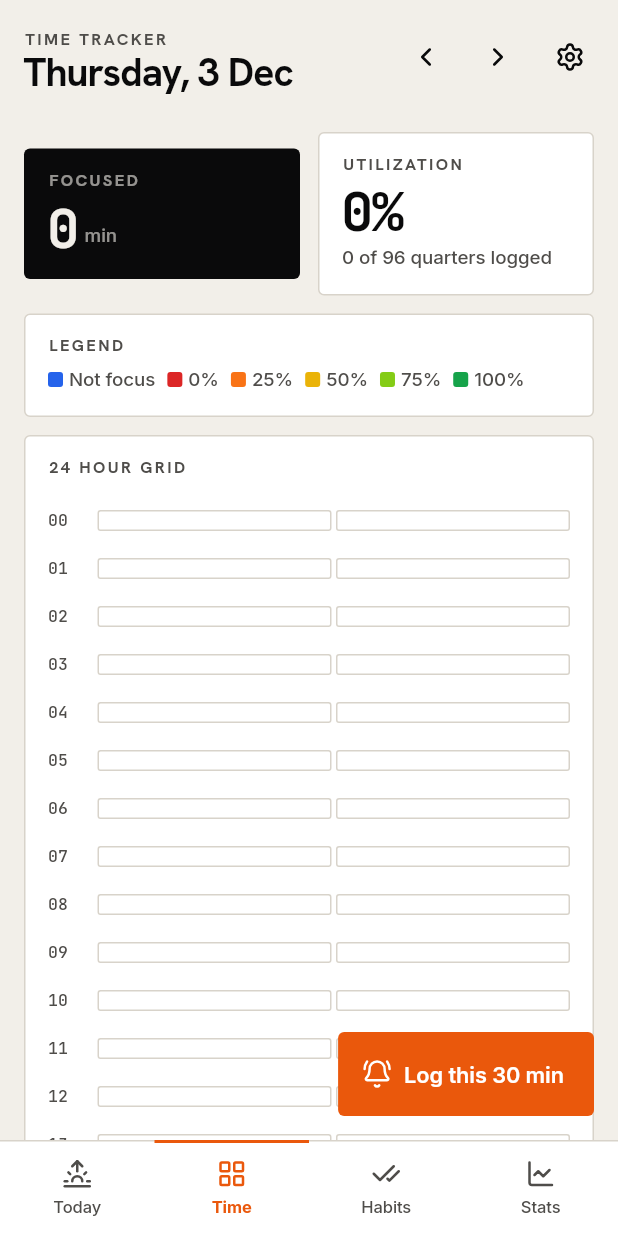
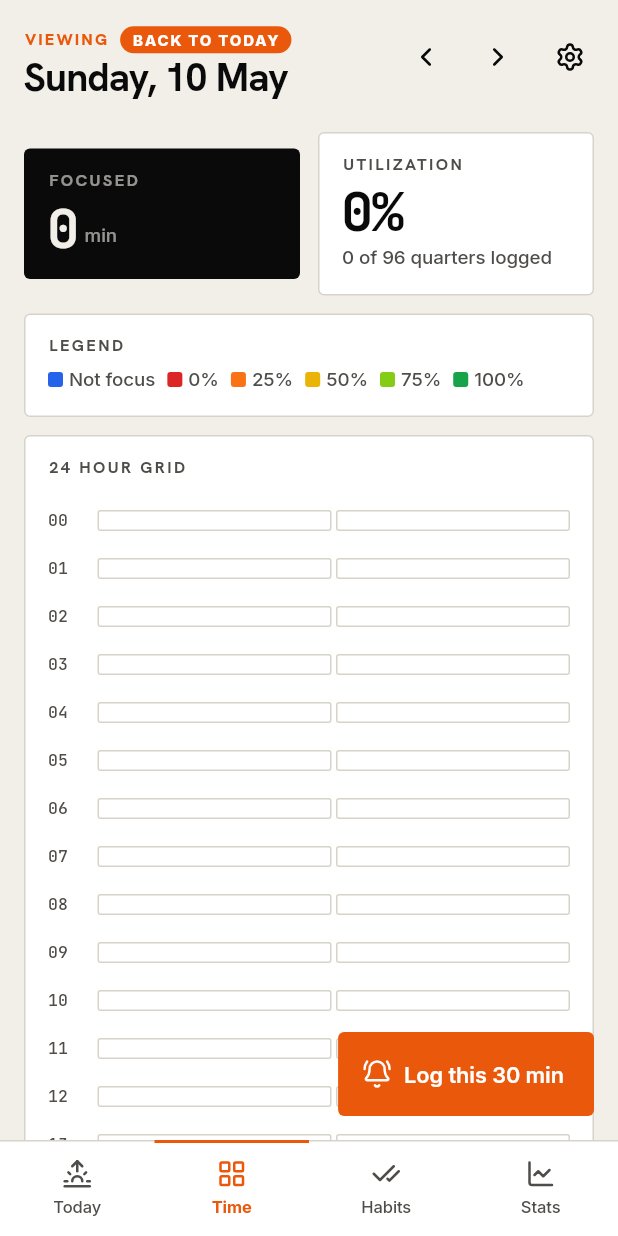
Before and after one commit to abrar-nazib/IronWill, a Flutter app: the TrackerScreen screen opened by its route, after a tap on an icon or button, on a phone screen of 412 x 824 dp. Run offline on Flutter 3.47's test engine with Material 3 defaults, Android fonts, the phone set to English and light mode, and no system bars; our stand-ins replace file_picker, flutter_local_notifications, go_router, google_fonts, lucide_icons_flutter, permission_handler and 5 more; missing offline and left inert: flutter_foreground_task; accounts and stored records are empty.

Commit message:
Sticky last-picked subject + persist tracker date across tab switches
Two log-flow fixes from device feedback:

1. The "Log this block" / "Log last 30 min" sheet now remembers the
   user's most recent subject pick within the app session and uses
   it as the default. Explicit "No subject" is a real value: if the
   user picked it last time, the next log defaults back to "No
   subject" (not to the previously-existing tag or to an inference
   fallback).
   - New AppServices.lastPickedLogSubject ValueNotifier carrying a
     LastPickedLog{subjectId, isSet}.
   - log_block_sheet.showLogBlockSheet now takes one defaultSubjectId
     argument; callers resolve precedence:
       1. lastPickedLogSubject (when isSet)
       2. existing tag on the block (only when it was logged before)
       3. single overlapping focus session
       4. null
   - Both tracker_screen._logQuarter and home_screen._logCurrentQuarter
     write back into the notifier after save.

2. Logging a past day no longer occasionally landed on today. The
   tracker's selected date used to be State-local: tab-switching
   disposed TrackerScreen, the new instance reset to today, and any
   tap on the grid then wrote to today instead of the day the user
   had navigated to before leaving.
   - Lifted the date into AppServices.trackerDate (ValueNotifier).
     TrackerScreen reads it on enter and writes it on chevron-nav.
   - resetTrackerDateToTodayIfStale() snaps forward on calendar-day
     rollover so re-opening the app on a new day doesn't show the
     previous day's view.
   - Notification-driven `?log=now` deep links snap the tracker
     forward to today before running the picker, since the session
     tick belongs to right-now, not to whatever past day was open.
   - AppBar header shows a small "VIEWING / BACK TO TODAY" ember pill
     when the tracker is parked on a date other than today, so the
     user can never miss-tap a past day thinking it's today.

Co-Authored-By: Claude Opus 4.7 (1M context) <noreply@anthropic.com>

```diff
--- a/apps/lockedin/lib/features/tracker/tracker_screen.dart
+++ b/apps/lockedin/lib/features/tracker/tracker_screen.dart
@@ -4,6 +4,7 @@ import 'package:intl/intl.dart';
 import 'package:lucide_icons_flutter/lucide_icons.dart';
 
 import '../../models/models.dart';
+import '../../models/utilization.dart';
 import '../../services/app_services.dart';
 import '../../theme/tokens.dart';
 import '../../theme/typography.dart';
@@ -22,16 +23,52 @@ class TrackerScreen extends StatefulWidget {
 }
 
 class _TrackerScreenState extends State<TrackerScreen> {
+  /// Cached copy of `AppServices.trackerDate` so we have a snapshot to
+  /// reason about during async log calls. The notifier is the source of
+  /// truth; we mirror its value here and listen for external changes.
   late DateTime _date;
   late Future<DayBlocks> _dayFuture;
   bool _consumedLogIntent = false;
 
+  /// Captured at first didChangeDependencies so dispose() can remove
+  /// the listener without calling AppServices.of(context) (which would
+  /// throw in dispose because the widget is no longer in the tree).
+  ValueNotifier<DateTime>? _dateNotifier;
+  VoidCallback? _dateListener;
+
   @override
   void didChangeDependencies() {
     super.didChangeDependencies();
-    _date = AppServices.of(context).time.today.value.date;
-    _dayFuture = AppServices.of(context).time.getDay(_date);
+    final svc = AppServices.of(context);
+    // If the user crossed midnight since they last saw this screen,
+    // snap forward to today. Otherwise honour whatever date they had
+    // last navigated to via the chevrons (survives tab switches).
+    svc.resetTrackerDateToTodayIfStale();
+    _date = svc.trackerDate.value;
+    _dayFuture = svc.time.getDay(_date);
+    if (_dateNotifier == null) {
+      _dateNotifier = svc.trackerDate;
+      _dateListener = () {
+        if (!mounted) return;
+        final next = _dateNotifier!.value;
+        if (next != _date) {
+          setState(() {
+            _date = next;
+            _dayFuture = svc.time.getDay(next);
+          });
+        }
+      };
+      _dateNotifier!.addListener(_dateListener!);
+    }
     _maybeConsumeLogIntent();
+  }
+
+  @override
+  void dispose() {
+    if (_dateNotifier != null && _dateListener != null) {
+      _dateNotifier!.removeListener(_dateListener!);
+    }
+    super.dispose();
   }
 
   /// If the screen was navigated to with `?log=now` (from a 15-min tick
@@ -39,6 +76,12 @@ class _TrackerScreenState extends State<TrackerScreen> {
   /// open the smart quarter picker then the log sheet exactly once and clean
   /// the URL afterwards. The flag resets the moment the URL no longer carries
   /// `log=now`, so subsequent triggers on this same screen instance work too.
+  ///
+  /// Notification-driven logs always target today, even if the user had
+  /// the tracker stuck on an older day: a session-tick fires for the
+  /// session that's running right now, and writing it into a viewed
+  /// past day would be wrong. So we snap to today before running the
+  /// picker, then restore the previous date afterwards.
   void _maybeConsumeLogIntent() {
     final state = GoRouterState.of(context);
     final wantLog = state.uri.queryParameters['log'] == 'now';
@@ -50,7 +93,14 @@ class _TrackerScreenState extends State<TrackerScreen> {
     _consumedLogIntent = true;
     WidgetsBinding.instance.addPostFrameCallback((_) async {
       if (!mounted) return;
-      final size = AppServices.of(context).settings.settings.value.blockSizeMinutes;
+      final svc = AppServices.of(context);
+      final previousDate = svc.trackerDate.value;
+      final today = DateTime.now();
+      final todayDate = DateTime(today.year, today.month, today.day);
+      if (previousDate != todayDate) {
+        svc.trackerDate.value = todayDate;
+      }
+      final size = svc.settings.settings.value.blockSizeMinutes;
       final picked = await SmartQuarterPicker(blockSizeMinutes: size).pick(context);
       if (!mounted) return;
       if (picked != null) {
@@ -64,9 +114,11 @@ class _TrackerScreenState extends State<TrackerScreen> {
   }
 
   void _setDate(DateTime d) {
+    final svc = AppServices.of(context);
+    svc.trackerDate.value = d;
     setState(() {
       _date = d;
-      _dayFuture = AppServices.of(context).time.getDay(d);
+      _dayFuture = svc.time.getDay(d);
     });
   }
 
@@ -93,8 +145,50 @@ class _TrackerScreenState extends State<TrackerScreen> {
                     child: Column(
                       crossAxisAlignment: CrossAxisAlignment.start,
                       children: [
-                        Text('TIME TRACKER',
-                            style: Theme.of(context).textTheme.labelSmall?.copyWith(color: t.inkMuted)),
+                        Builder(
+                          builder: (_) {
+                            final now = DateTime.now();
+                            final todayDate = DateTime(now.year, now.month, now.day);
+                            final isToday = _date == todayDate;
+                            return Row(
+                              children: [
+                                Text(
+                                  isToday ? 'TODAY' : 'VIEWING',
+                                  style: Theme.of(context).textTheme.labelSmall?.copyWith(
+                                        color: isToday ? t.inkMuted : t.accent,
+                                        fontWeight: FontWeight.w800,
+                                        letterSpacing: 1.4,
+                                      ),
+                                ),
+                                if (!isToday) ...[
+                                  const SizedBox(width: Sp.s),
+                                  InkWell(
+                                    onTap: () => _setDate(todayDate),
+                                    borderRadius: BorderRadius.circular(R.pill),
+                                    child: Container(
+                                      padding: const EdgeInsets.symmetric(
+                                          horizontal: Sp.s, vertical: 2),
+                                      decoration: BoxDecoration(
+                                        color: t.accent,
+                                        borderRadius:
+                                            BorderRadius.circular(R.pill),
+                                      ),
+                                      child: Text(
+                                        'BACK TO TODAY',
+                                        style: AppText.label.copyWith(
+                                          color: t.accentInk,
+                                          fontSize: 10,
+                                          fontWeight: FontWeight.w800,
+                                          letterSpacing: 1.2,
+                                        ),
+                                      ),
+                                    ),
+                                  ),
+                                ],
+                              ],
+                            );
+                          },
+                        ),
                         const SizedBox(height: Sp.xs),
                         Text(
                           DateFormat('EEEE, d MMM').format(_date),
@@ -195,17 +289,10 @@ class _TrackerScreenState extends State<TrackerScreen> {
       firstQuarterIndex: firstIndex,
       stride: stride,
     );
-    // Inherit any existing subject_id from the first sub-quarter of the
-    // block so re-logging the same block defaults to the same subject.
-    String? existingSubjectId;
-    if (day.subjectIds.length == day.quarters.length &&
-        firstIndex < day.subjectIds.length) {
-      existingSubjectId = day.subjectIds[firstIndex];
-    }
     // Subject inference: any focus session that overlaps the block's
     // wall-clock window contributes a candidate subject. If exactly one
-    // session matches, we pre-pick its subject. If multiple match, we
-    // surface them all and ask the user to pick.
+    // session matches, we surface it for the inference fallback. If
+    // multiple match, we surface them all and flag "askWhich".
     final blockStart = DateTime(
         _date.year, _date.month, _date.day, 0, 0, 0)
         .add(Duration(minutes: firstIndex * 15));
@@ -215,7 +302,6 @@ class _TrackerScreenState extends State<TrackerScreen> {
     final subjectsById = {for (final s in subjectsAll) s.id: s};
     final candidates = <Subject>[];
     final seen = <String>{};
-    String? autoPicked;
     var distinctSubjects = 0;
     for (final s in overlapping) {
       if (s.subjectId == null) continue;
@@ -227,11 +313,29 @@ class _TrackerScreenState extends State<TrackerScreen> {
         }
       }
     }
-    // Fall back: when no session overlaps, still let the user pick any
-    // subject. Empty list means "subject picker hidden" inside the sheet.
     if (candidates.isEmpty) candidates.addAll(subjectsAll);
-    if (distinctSubjects == 1) autoPicked = candidates.first.id;
     final askWhich = distinctSubjects > 1;
+
+    // Resolve default subject precedence:
+    //   1. Last picked in this session (including explicit "No subject")
+    //      so repeat-logging stays sticky for the user.
+    //   2. The block's existing subject_id (only when this block was
+    //      already logged once).
+    //   3. The subject of a single overlapping focus session.
+    //   4. Otherwise null ("No subject" chip pre-selected).
+    String? defaultSubject;
+    final lastPicked = svc.lastPickedLogSubject.value;
+    final wasLoggedBefore = firstIndex < day.quarters.length &&
+        day.quarters[firstIndex] != Utilization.none;
+    if (lastPicked.isSet) {
+      defaultSubject = lastPicked.subjectId;
+    } else if (wasLoggedBefore &&
+        day.subjectIds.length == day.quarters.length &&
+        firstIndex < day.subjectIds.length) {
+      defaultSubject = day.subjectIds[firstIndex];
+    } else if (distinctSubjects == 1) {
+      defaultSubject = candidates.first.id;
+    }
 
     final picked = await showLogBlockSheet(
       context,
@@ -239,8 +343,7 @@ class _TrackerScreenState extends State<TrackerScreen> {
       quarterIndex: firstIndex,
       blockSizeMinutes: blockSize,
       candidateSubjects: candidates,
-      currentSubjectId: existingSubjectId,
-      autoPickedSubjectId: autoPicked,
+      defaultSubjectId: defaultSubject,
       askWhichSession: askWhich,
     );
     if (picked == null) return;
@@ -255,6 +358,10 @@ class _TrackerScreenState extends State<TrackerScreen> {
         clearSubjectId: picked.clearSubjectId,
       );
     }
+    // Remember this pick so the next "Log this block" tap defaults to
+    // the same subject (or explicitly to "No subject" if that was the
+    // user's choice).
+    svc.lastPickedLogSubject.value = LastPickedLog.value(picked.subjectId);
     if (!mounted) return;
     setState(() {
       _dayFuture = svc.time.getDay(_date);
--- a/apps/lockedin/lib/services/app_services.dart
+++ b/apps/lockedin/lib/services/app_services.dart
@@ -10,6 +10,26 @@ import '../data/repositories.dart';
 import '../data/sqlite_repositories.dart';
 import 'focus_session_service.dart';
 import 'notifications_service.dart';
+
+/// Stores the subject the user last applied when logging a time block.
+/// "Last applied" includes an explicit "No subject" pick (i.e. `null`
+/// can be a meaningful value, distinct from "never picked"). The
+/// notifier lives in [AppServices] and survives across logging actions
+/// in the same app session.
+class LastPickedLog {
+  final String? subjectId;
+  final bool isSet;
+  const LastPickedLog._({this.subjectId, this.isSet = false});
+
+  /// Initial state: the user hasn't logged anything yet in this session.
+  /// Call sites fall through to other inference sources (existing block
+  /// tag, overlapping focus session, etc.).
+  const LastPickedLog.empty() : this._();
+
+  /// The user just logged with this subject (which may be null,
+  /// meaning "No subject" was explicitly chosen).
+  const LastPickedLog.value(String? id) : this._(subjectId: id, isSet: true);
+}
 
 /// Service container. Wraps every repository the app needs. Bind it once at
 /// the top of the widget tree via [AppServicesScope] and read it from any
@@ -25,7 +45,48 @@ class AppServices {
   final BackupService? backup;
   final NotificationsService notifications;
 
-  const AppServices({
+  /// Tracks the user's most recent subject pick when logging a time
+  /// block. Reset between app launches. The log sheet uses this when
+  /// the block has no existing subject tag, so repeated logging in a
+  /// row defaults to the same subject the user chose last time
+  /// (including "No subject").
+  final ValueNotifier<LastPickedLog> lastPickedLogSubject =
+      ValueNotifier<LastPickedLog>(const LastPickedLog.empty());
+
+  /// Which date the Time tab is currently showing. Lifted out of
+  /// [TrackerScreen]'s State so it survives tab switches. Without
+  /// this, every tap on the Time tab from the bottom nav threw the
+  /// user back to today, which mis-routed past-day logs into today
+  /// (the user navigated to yesterday, switched tabs, came back, then
+  /// tapped a block expecting yesterday but the State had reset).
+  ///
+  /// Reset to today on app launch and on date rollover; the tracker
+  /// screen can call [resetTrackerDateToTodayIfStale] to bump it
+  /// forward when the user re-enters after midnight.
+  final ValueNotifier<DateTime> trackerDate =
+      ValueNotifier<DateTime>(_todayMidnight());
+
+  /// If `trackerDate.value` is from a previous calendar day, snap it
+  /// forward to today. Called from the tracker screen on entry so a
+  /// crossed-midnight visit doesn't show a stale yesterday.
+  void resetTrackerDateToTodayIfStale() {
+    final today = _todayMidnight();
+    final current = trackerDate.value;
+    if (current.year != today.year ||
+        current.month != today.month ||
+        current.day != today.day) {
+      if (current.isBefore(today)) {
+        trackerDate.value = today;
+      }
+    }
+  }
+
+  static DateTime _todayMidnight() {
+    final now = DateTime.now();
+    return DateTime(now.year, now.month, now.day);
+  }
+
+  AppServices({
     required this.habits,
     required this.time,
     required this.subjects,
```
Also changed, not shown: apps/lockedin/lib/features/home/home_screen.dart (+23 -10 lines), apps/lockedin/lib/features/tracker/log_block_sheet.dart (+13 -9 lines).
